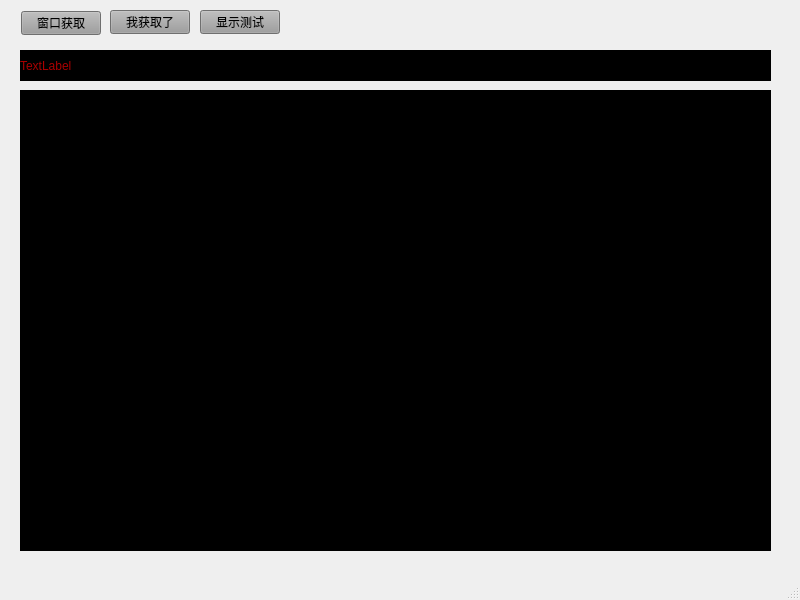
Qt form mainwindow.ui (droplazy/HOOK) before a commit.
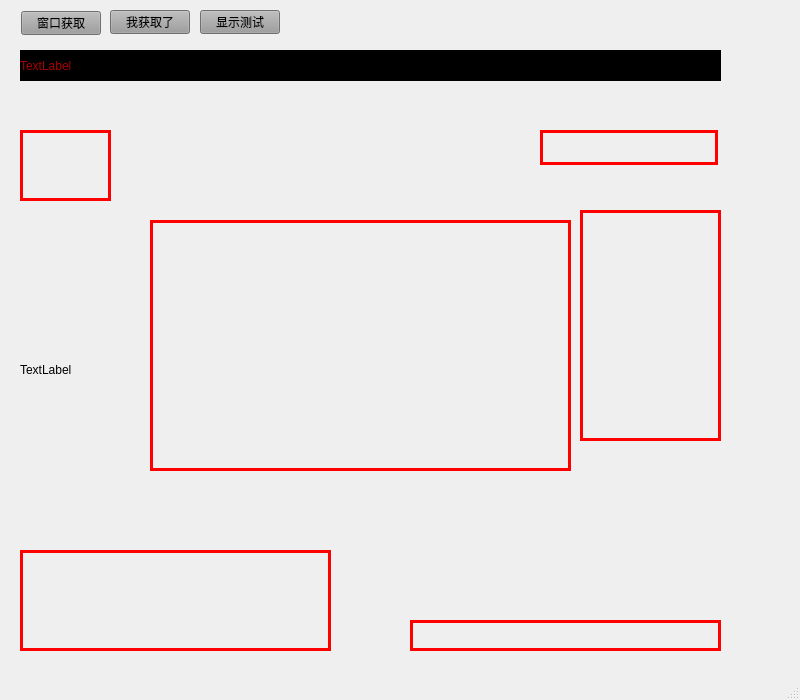
The same form after that commit. Icons and pictures are not drawn.

```diff
--- a/mainwindow.ui
+++ b/mainwindow.ui
@@ -7,13 +7,19 @@
     <x>0</x>
     <y>0</y>
     <width>800</width>
-    <height>600</height>
+    <height>700</height>
    </rect>
   </property>
+  <property name="minimumSize">
+   <size>
+    <width>800</width>
+    <height>700</height>
+   </size>
+  </property>
   <property name="maximumSize">
    <size>
     <width>800</width>
-    <height>600</height>
+    <height>700</height>
    </size>
   </property>
   <property name="windowTitle">
@@ -25,12 +31,24 @@
      <rect>
       <x>20</x>
       <y>90</y>
-      <width>751</width>
-      <height>461</height>
+      <width>700</width>
+      <height>560</height>
      </rect>
     </property>
+    <property name="minimumSize">
+     <size>
+      <width>700</width>
+      <height>560</height>
+     </size>
+    </property>
+    <property name="maximumSize">
+     <size>
+      <width>700</width>
+      <height>560</height>
+     </size>
+    </property>
     <property name="styleSheet">
-     <string notr="true">background-color: rgb(0, 0, 0);</string>
+     <string notr="true">background-image: url(:/pic/3.png);</string>
     </property>
     <property name="text">
      <string>TextLabel</string>
@@ -58,7 +76,7 @@
      <rect>
       <x>20</x>
       <y>50</y>
-      <width>751</width>
+      <width>701</width>
       <height>31</height>
      </rect>
     </property>
@@ -104,6 +122,102 @@
      <string>我获取了</string>
     </property>
    </widget>
+   <widget class="QLabel" name="label">
+    <property name="geometry">
+     <rect>
+      <x>20</x>
+      <y>130</y>
+      <width>91</width>
+      <height>71</height>
+     </rect>
+    </property>
+    <property name="styleSheet">
+     <string notr="true">border: 3px solid red;background: transparent;</string>
+    </property>
+    <property name="text">
+     <string/>
+    </property>
+   </widget>
+   <widget class="QLabel" name="label_2">
+    <property name="geometry">
+     <rect>
+      <x>540</x>
+      <y>130</y>
+      <width>178</width>
+      <height>35</height>
+     </rect>
+    </property>
+    <property name="styleSheet">
+     <string notr="true">border: 3px solid red;background: transparent;</string>
+    </property>
+    <property name="text">
+     <string/>
+    </property>
+   </widget>
+   <widget class="QLabel" name="label_3">
+    <property name="geometry">
+     <rect>
+      <x>150</x>
+      <y>220</y>
+      <width>421</width>
+      <height>251</height>
+     </rect>
+    </property>
+    <property name="styleSheet">
+     <string notr="true">border: 3px solid red;background: transparent;</string>
+    </property>
+    <property name="text">
+     <string/>
+    </property>
+   </widget>
+   <widget class="QLabel" name="label_4">
+    <property name="geometry">
+     <rect>
+      <x>410</x>
+      <y>620</y>
+      <width>311</width>
+      <height>31</height>
+     </rect>
+    </property>
+    <property name="styleSheet">
+     <string notr="true">border: 3px solid red;background: transparent;</string>
+    </property>
+    <property name="text">
+     <string/>
+    </property>
+   </widget>
+   <widget class="QLabel" name="label_5">
+    <property name="geometry">
+     <rect>
+      <x>20</x>
+      <y>550</y>
+      <width>311</width>
+      <height>101</height>
+     </rect>
+    </property>
+    <property name="styleSheet">
+     <string notr="true">border: 3px solid red;background: transparent;</string>
+    </property>
+    <property name="text">
+     <string/>
+    </property>
+   </widget>
+   <widget class="QLabel" name="label_6">
+    <property name="geometry">
+     <rect>
+      <x>580</x>
+      <y>210</y>
+      <width>141</width>
+      <height>231</height>
+     </rect>
+    </property>
+    <property name="styleSheet">
+     <string notr="true">border: 3px solid red;background: transparent;</string>
+    </property>
+    <property name="text">
+     <string/>
+    </property>
+   </widget>
   </widget>
   <widget class="QMenuBar" name="menubar">
    <property name="geometry">
```
Left out of the diff: 3 changed lines with no effect on the pictures.
